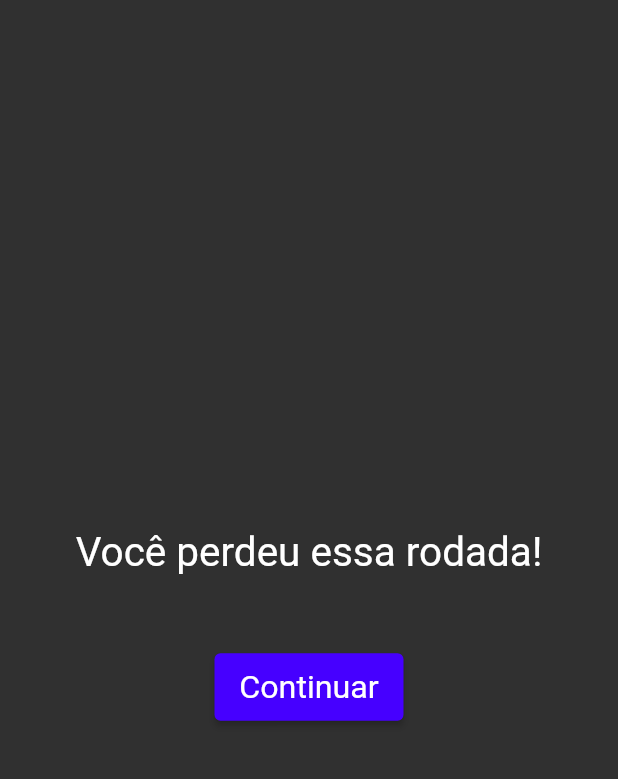
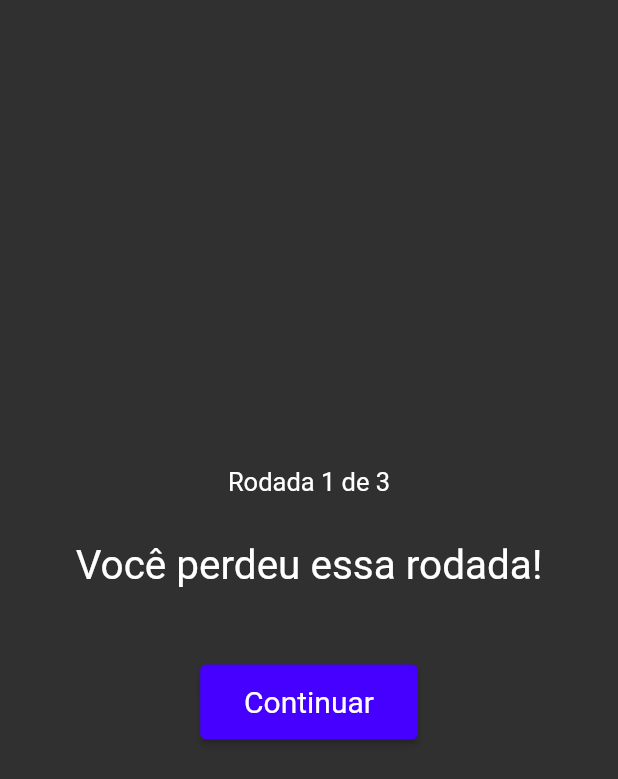
Before and after one commit to wendelmatheus/Jokenpo, a Flutter app: the ResultGame screen opened directly, after a tap on "Voltar", after a tap on "Pedra", on a phone screen of 412 x 824 dp. Shown: the top 779 px of the screen. Run offline on Flutter 3.47's test engine with Material 2 defaults, Android fonts, the phone set to English and light mode, and no system bars.

Commit message:
number of rounds added to each round

```diff
--- a/lib/src/view/components/myButton.dart
+++ b/lib/src/view/components/myButton.dart
@@ -20,8 +20,8 @@ class MyButtonState extends State<MyButton> {
       child: ElevatedButton(
           style: ElevatedButton.styleFrom(
             primary: const Color.fromRGBO(70, 0, 255, 1),
-            textStyle: const TextStyle(fontSize: 21.5),
-            fixedSize: const Size(126, 45)
+            textStyle: const TextStyle(fontSize: 20.0),
+            fixedSize: const Size(145, 50)
           ),
           onPressed: widget.onPressed,
           child: Text(widget.text)
--- a/lib/src/view/home_view.dart
+++ b/lib/src/view/home_view.dart
@@ -25,7 +25,7 @@ class HomePageState extends State<HomePage> {
         children: [
           const Padding(
             padding: EdgeInsets.all(30.0),
-            child: Text("Escolha um", style: TextStyle(fontSize: 35.0)),
+            child: Text("Escolha um", style: TextStyle(fontSize: 38.0)),
           ),
           MyButton(text: "Pedra", onPressed: () {
             var roundFeedback = GameController.instance.updateGame(Match(Options.rock));
--- a/lib/src/view/result_game_view.dart
+++ b/lib/src/view/result_game_view.dart
@@ -44,8 +44,8 @@ class ResultGameState extends State<ResultGame> {
           mainAxisAlignment: MainAxisAlignment.center,
           children: [
             Padding(
-              padding: EdgeInsets.all(30.0),
-              child: Text(textResult(result), style: TextStyle(fontSize: 27.0)),
+              padding: const EdgeInsets.all(30.0),
+              child: Text(textResult(result), style: const TextStyle(fontSize: 23.0)),
             ),
             Padding(
               padding: const EdgeInsets.all(10.0),
--- a/lib/src/view/result_round_view.dart
+++ b/lib/src/view/result_round_view.dart
@@ -1,5 +1,6 @@
 import 'package:flutter/material.dart';
 import 'package:pedrapapeltesoura/src/controller/game_controller.dart';
+import 'package:pedrapapeltesoura/src/model/game.dart';
 import 'package:pedrapapeltesoura/src/model/round.dart';
 import 'package:pedrapapeltesoura/src/view/result_game_view.dart';
 
@@ -43,6 +44,7 @@ class ResultRoundState extends State<ResultRound> {
         child: Column(
           mainAxisAlignment: MainAxisAlignment.center,
           children: [
+            Text("Rodada ${GameController.instance.currentGame.count} de ${Game.roundLimit}", style: TextStyle(fontSize: 17.0)),
             Padding(
               padding: const EdgeInsets.all(30.0),
               child: Text(textResult(result),
--- a/pubspec.yaml
+++ b/pubspec.yaml
@@ -29,6 +29,7 @@ environment:
 dependencies:
   flutter:
     sdk: flutter
+  http: ^1.1.0
 
 
   # The following adds the Cupertino Icons font to your application.
```
Also changed, not shown: 2 other files.
